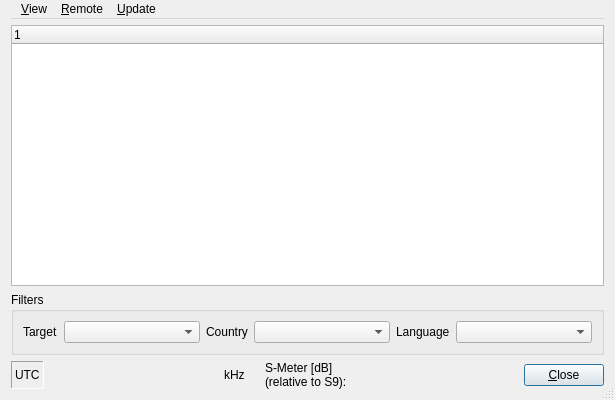
This is dream/src/GUI-QT/StationsDlgbase.ui in mmjee/dream-patched as Qt 5 draws it before an edit. The edited form follows.
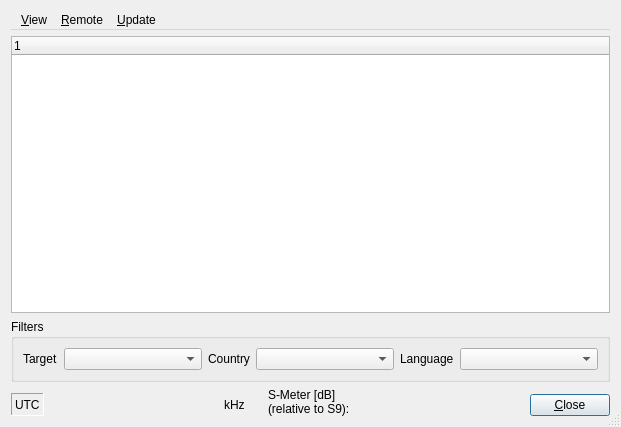
This is the edited form. Custom widgets are drawn as their Qt base class.

The edit to the form file:
```diff
--- a/dream/src/GUI-QT/StationsDlgbase.ui
+++ b/dream/src/GUI-QT/StationsDlgbase.ui
@@ -6,8 +6,8 @@
    <rect>
     <x>0</x>
     <y>0</y>
-    <width>615</width>
-    <height>400</height>
+    <width>621</width>
+    <height>427</height>
    </rect>
   </property>
   <property name="windowTitle">
@@ -16,10 +16,7 @@
   <property name="sizeGripEnabled">
    <bool>true</bool>
   </property>
-  <layout class="QVBoxLayout" name="verticalLayout">
-   <property name="topMargin">
-    <number>0</number>
-   </property>
+  <layout class="QVBoxLayout" name="verticalLayout_3">
    <item>
     <widget class="QMenuBar" name="menubar">
      <widget class="QMenu" name="menuView">
@@ -142,15 +139,41 @@
     </widget>
    </item>
    <item>
+    <layout class="QHBoxLayout" name="horizontalLayout_3">
+     <item>
+      <layout class="QVBoxLayout" name="verticalLayout_2">
+       <property name="spacing">
+        <number>0</number>
+       </property>
+       <item>
+        <widget class="QWidget" name="widget_2" native="true">
+         <property name="sizePolicy">
+          <sizepolicy hsizetype="Minimum" vsizetype="Minimum">
+           <horstretch>0</horstretch>
+           <verstretch>0</verstretch>
+          </sizepolicy>
+         </property>
+        </widget>
+       </item>
+       <item>
     <layout class="QHBoxLayout" name="horizontalLayout_2">
+         <property name="spacing">
+          <number>6</number>
+         </property>
      <item>
       <widget class="QLabel" name="TextLabelUTCTime">
        <property name="sizePolicy">
-        <sizepolicy hsizetype="Minimum" vsizetype="Minimum">
+            <sizepolicy hsizetype="Minimum" vsizetype="Maximum">
          <horstretch>0</horstretch>
          <verstretch>0</verstretch>
         </sizepolicy>
        </property>
+           <property name="minimumSize">
+            <size>
+             <width>0</width>
+             <height>23</height>
+            </size>
+           </property>
        <property name="frameShape">
         <enum>QFrame::Panel</enum>
        </property>
@@ -200,6 +223,10 @@
        </property>
       </widget>
      </item>
+        </layout>
+       </item>
+      </layout>
+     </item>
      <item>
       <spacer name="horizontalSpacer_2">
        <property name="orientation">
@@ -263,6 +290,21 @@
       </spacer>
      </item>
      <item>
+      <layout class="QVBoxLayout" name="verticalLayout">
+       <property name="spacing">
+        <number>0</number>
+       </property>
+       <item>
+        <widget class="QWidget" name="widget" native="true">
+         <property name="sizePolicy">
+          <sizepolicy hsizetype="Minimum" vsizetype="Minimum">
+           <horstretch>0</horstretch>
+           <verstretch>0</verstretch>
+          </sizepolicy>
+         </property>
+        </widget>
+       </item>
+       <item>
       <widget class="QPushButton" name="buttonOk">
        <property name="sizePolicy">
         <sizepolicy hsizetype="Minimum" vsizetype="Maximum">
@@ -280,6 +322,8 @@
         <bool>true</bool>
        </property>
       </widget>
+       </item>
+      </layout>
      </item>
     </layout>
    </item>
```
Left out of the diff: 3 changed lines with no effect on the pictures. Lines whose indentation alone changed are shown as unchanged.
